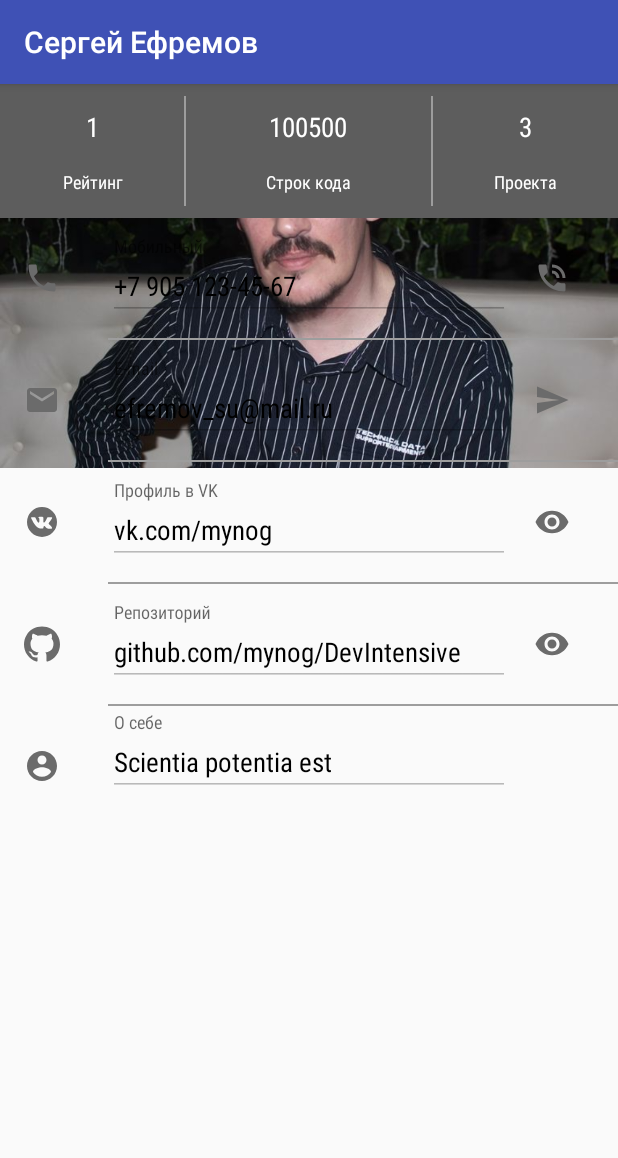
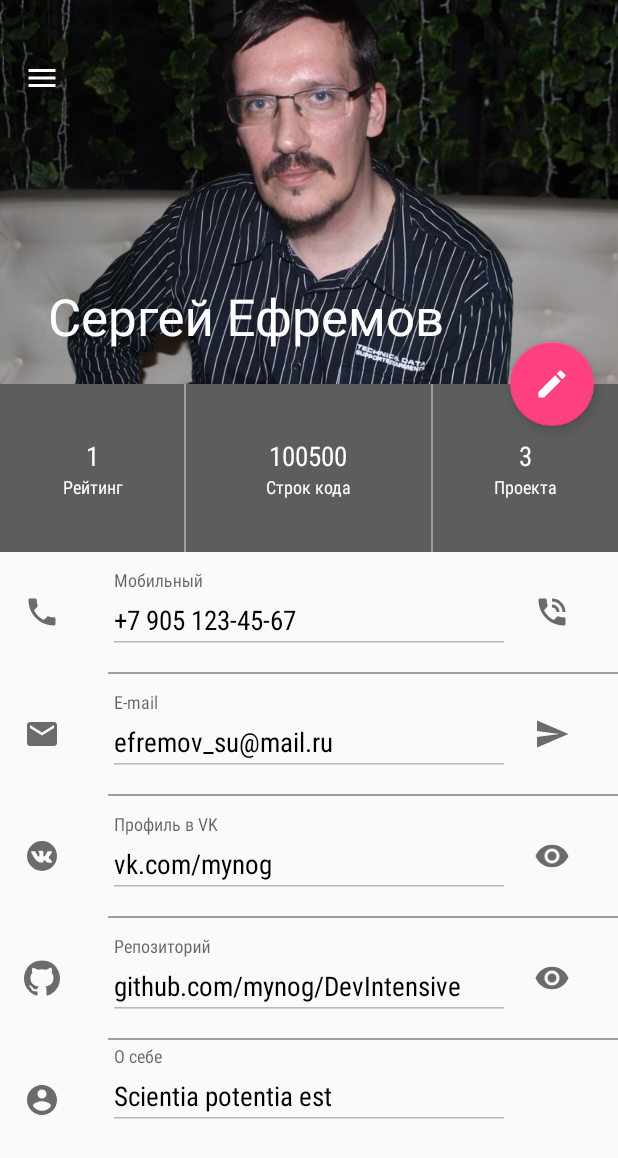
Before and after one commit to mynog/DevIntensive, an Android app: the screen it shows after launch (MainActivity), on a phone screen of 412 x 824 dp. Shown: the top 1158 px of the screen. Run offline under Robolectric (Android 15) with nearby library versions, the phone set to English and light mode, and no system bars.

Commit message:
Activity is working now

```diff
--- a/app/src/main/java/com/softdesign/devintensive/ui/activities/MainActivity.java
+++ b/app/src/main/java/com/softdesign/devintensive/ui/activities/MainActivity.java
@@ -1,21 +1,32 @@
 package com.softdesign.devintensive.ui.activities;
 
-import android.graphics.Color;
-import android.net.Uri;
+import android.graphics.Bitmap;
+import android.graphics.BitmapFactory;
 import android.os.Bundle;
-import android.os.PersistableBundle;
+import android.support.design.widget.NavigationView;
+import android.support.v4.graphics.drawable.RoundedBitmapDrawable;
+import android.support.v4.graphics.drawable.RoundedBitmapDrawableFactory;
+import android.support.v4.view.GravityCompat;
+import android.support.v7.app.ActionBar;
 import android.support.v7.app.AppCompatActivity;
+import android.support.v7.widget.Toolbar;
 import android.util.Log;
+import android.view.MenuItem;
 import android.view.View;
-import android.widget.Button;
 import android.widget.EditText;
+import android.widget.ImageView;
+import android.widget.TextView;
 
 import com.softdesign.devintensive.R;
 import com.softdesign.devintensive.utils.ConstantManager;
 
+import java.util.ArrayList;
+import java.util.List;
+
 public class MainActivity extends AppCompatActivity implements View.OnClickListener {
 
     private static final String TAG = ConstantManager.TAG_PREFIX + "Main Activity";
+    private Toolbar mToolbar;
 
     @Override
     protected void onCreate(Bundle savedInstanceState) {
@@ -23,17 +34,43 @@ public class MainActivity extends AppCompatActivity implements View.OnClickListe
         setContentView(R.layout.activity_main);
         Log.d(TAG, "onCreate");
 
+        initViews();
+//        setupDrawer();
+//        loadUserInfoValue();
+
+        setupToolbar();
+
         if (savedInstanceState == null) {
 
         } else {
         }
     }
 
-    @Override
+    private void initViews() {
+        mToolbar = (Toolbar) findViewById(R.id.toolbar);
+    }
+
+    private void setupDrawer() {
+
+    }
+
+      @Override
     public void onSaveInstanceState(Bundle outState) {
         super.onSaveInstanceState(outState);
         Log.d(TAG, "onSaveInstanceState");
     }
+
+    public void setupMenuAvatar() {    //setup menu avatar with rounded corners from picture
+        NavigationView navigationView = (NavigationView) findViewById(R.id.navigation_view);
+        if (navigationView != null) {
+            ImageView mRoundedAvatar_img = (ImageView) navigationView.getHeaderView(0).findViewById(R.id.rounded_avatar);
+            Bitmap src = BitmapFactory.decodeResource(getResources(), R.drawable.user_avatar_120x120);
+            RoundedBitmapDrawable dr = RoundedBitmapDrawableFactory.create(getResources(), src);
+            dr.setCornerRadius(Math.max(src.getWidth(), src.getHeight()) / 2.0f);
+            mRoundedAvatar_img.setImageDrawable(dr);
+        }
+    }
+
 
     @Override
     protected void onStop() {
@@ -95,4 +132,21 @@ public class MainActivity extends AppCompatActivity implements View.OnClickListe
     @Override
     public void onClick(View v) {
     }
+
+    public void setupToolbar() {
+        Log.d(TAG, "--- 1 ---");
+        Log.d(TAG, mToolbar.toString());
+        setSupportActionBar(mToolbar);
+        Log.d(TAG, "--- 2 ---");
+        ActionBar actionBar = getSupportActionBar();
+        Log.d(TAG, "--- 3 ---");
+        if (actionBar != null) {
+            Log.d(TAG, "--- 4 ---");
+            actionBar.setHomeAsUpIndicator(R.drawable.ic_menu_white_24dp);
+            Log.d(TAG, "--- 5 ---");
+            actionBar.setDisplayHomeAsUpEnabled(true);
+            Log.d(TAG, "--- 6 ---");
+        }
+        Log.d(TAG, "--- 7 ---");
+    }
 }
--- a/app/src/main/res/layout/activity_main.xml
+++ b/app/src/main/res/layout/activity_main.xml
@@ -48,11 +48,9 @@
         </android.support.design.widget.AppBarLayout>
 
         <android.support.v4.widget.NestedScrollView xmlns:android="http://schemas.android.com/apk/res/android"
-            xmlns:tools="http://schemas.android.com/tools"
             android:layout_width="match_parent"
-            android:layout_height="match_parent"
-            android:orientation="vertical"
-            tools:context=".ui.activities.MainActivity">
+            android:layout_height="wrap_content"
+            app:layout_behavior="@string/appbar_scrolling_view_behavior">
 
             <LinearLayout
                 android:layout_width="match_parent"
@@ -251,5 +249,24 @@
                 </LinearLayout>
             </LinearLayout>
         </android.support.v4.widget.NestedScrollView>
+
+        <android.support.design.widget.FloatingActionButton
+            android:id="@+id/floating_action_button"
+            android:layout_width="wrap_content"
+            android:layout_height="wrap_content"
+            android:src="@drawable/ic_edit_white_24dp"
+            app:layout_anchor="@id/appbar_layout"
+            app:layout_anchorGravity="bottom|right"
+            android:layout_marginRight="@dimen/fab_right_space"/>
+
     </android.support.design.widget.CoordinatorLayout>
+
+    <android.support.design.widget.NavigationView
+        android:id="@+id/navigation_view"
+        android:layout_width="match_parent"
+        android:layout_height="match_parent"
+        android:layout_gravity="left"
+        app:headerLayout="@layout/drawer_header"
+        app:menu="@menu/navigation_menu"/>
+
 </android.support.v4.widget.DrawerLayout>
--- /dev/null
+++ b/app/src/main/res/values-v21/dimens.xml
@@ -0,0 +1,5 @@
+<?xml version="1.0" encoding="utf-8"?>
+<resources>
+    <dimen name="fab_right_space">16dp</dimen>
+    <dimen name="toolbar_top_offset">24dp</dimen>
+</resources>
--- /dev/null
+++ b/app/src/main/res/values-v21/styles.xml
@@ -0,0 +1,14 @@
+<?xml version="1.0" encoding="utf-8"?>
+<resources>
+
+    <style name="AppTheme" parent="Theme.AppCompat.Light.NoActionBar">
+        <!-- Customize your theme here. -->
+        <item name="colorPrimary">@color/color_primary</item>
+        <item name="colorPrimaryDark">@color/color_primary_dark</item>
+        <item name="colorAccent">@color/color_accent</item>
+        <item name="android:windowDrawsSystemBarBackgrounds">true</item>
+        <item name="android:statusBarColor">@color/color_accent</item>
+        <item name="android:windowTranslucentStatus">true</item>
+    </style>
+
+</resources>
--- a/app/src/main/res/values-w820dp/dimen.xml
+++ b/app/src/main/res/values-w820dp/dimens.xml
@@ -1,5 +1,5 @@
 <resources>
-    <!-- Example customization of dimensions originally defined in res/values/dimen.xml
+    <!-- Example customization of dimensions originally defined in res/values/dimens.xml
          (such as screen margins) for screens with more than 820dp of available width. This
          would include 7" and 10" devices in landscape (~960dp and ~1280dp respectively). -->
     <dimen name="activity_horizontal_margin">64dp</dimen>
--- a/app/src/main/res/values/dimen.xml
+++ b/app/src/main/res/values/dimens.xml
@@ -11,6 +11,7 @@
     <dimen name="size_medium_64">64dp</dimen>
     <dimen name="size_large_72">72dp</dimen>
     <dimen name="size_large_80">80dp</dimen>
+    <dimen name="size_huge_112">112dp</dimen>
 
     <!-- font sizes -->
     <dimen name="font_small_12">12sp</dimen>
@@ -44,5 +45,7 @@
     <!-- other -->
     <dimen name="profile_image_size">256dp</dimen>
     <dimen name="toolbar_top_offset">0dp</dimen>
+    <dimen name="fab_right_space">8dp</dimen>
+
 
 </resources>
--- a/app/src/main/res/values/styles.xml
+++ b/app/src/main/res/values/styles.xml
@@ -8,20 +8,22 @@
         <item name="colorAccent">@color/color_accent</item>
     </style>
 
+    <style name="AppTheme.NoActionBar">
+        <item name="windowActionBar">false</item>
+        <item name="windowNoTitle">true</item>
+    </style>
 
-    <style name="AppTheme.AppBarOverlay" parent="ThemeOverlay.AppCompat.Dark.ActionBar"/>
+    <style name="AppTheme.AppBarOverlay" parent="ThemeOverlay.AppCompat.Dark.ActionBar" />
 
-    <style name="AppTheme.PopupOverlay" parent="ThemeOverlay.AppCompat.Light"/>
+    <style name="AppTheme.PopupOverlay" parent="ThemeOverlay.AppCompat.Light" />
 
     <!-- Main user information -->
     <style name="main_info">
         <item name="android:layout_width">match_parent</item>
-        <item name="android:layout_height">wrap_content</item>
+        <item name="android:layout_height">@dimen/size_huge_112</item>
         <item name="android:background">@color/color_gray</item>
         <item name="android:orientation">horizontal</item>
         <item name="android:gravity">center</item>
-        <item name="android:paddingTop">@dimen/spacing_small_8</item>
-        <item name="android:paddingBottom">@dimen/spacing_small_8</item>
     </style>
 
     <style name="main_info.element">
```
